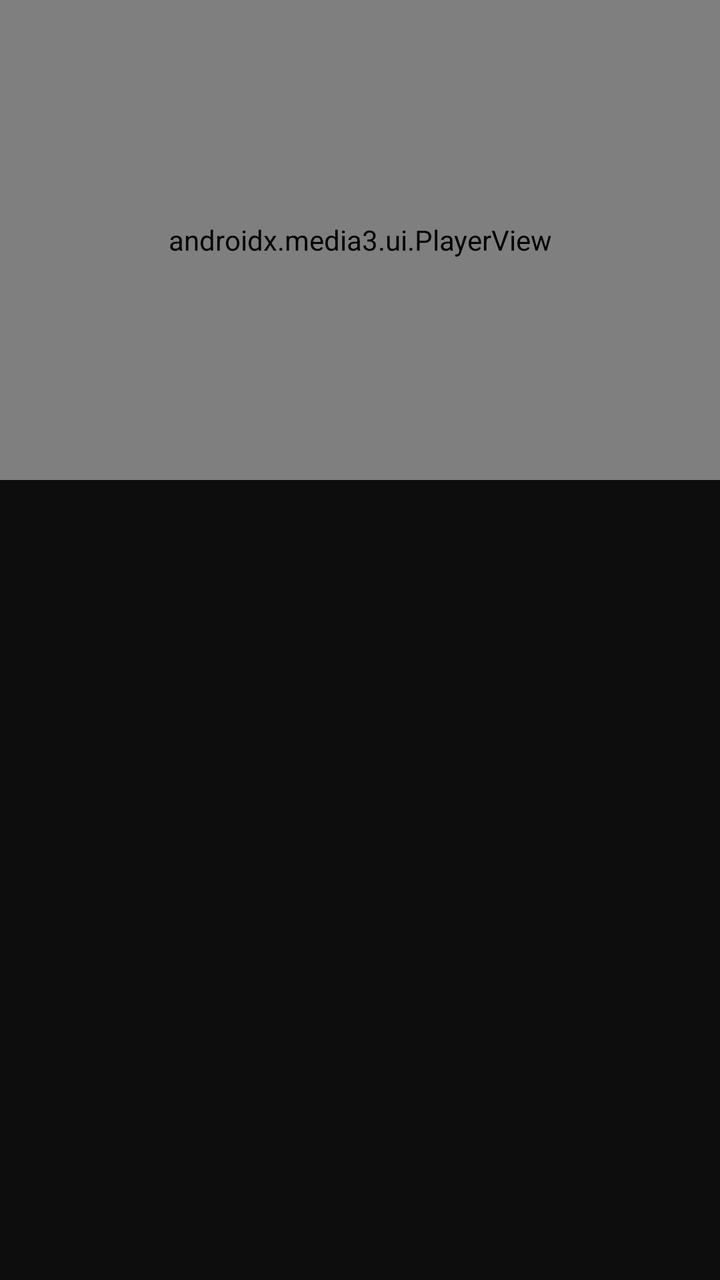
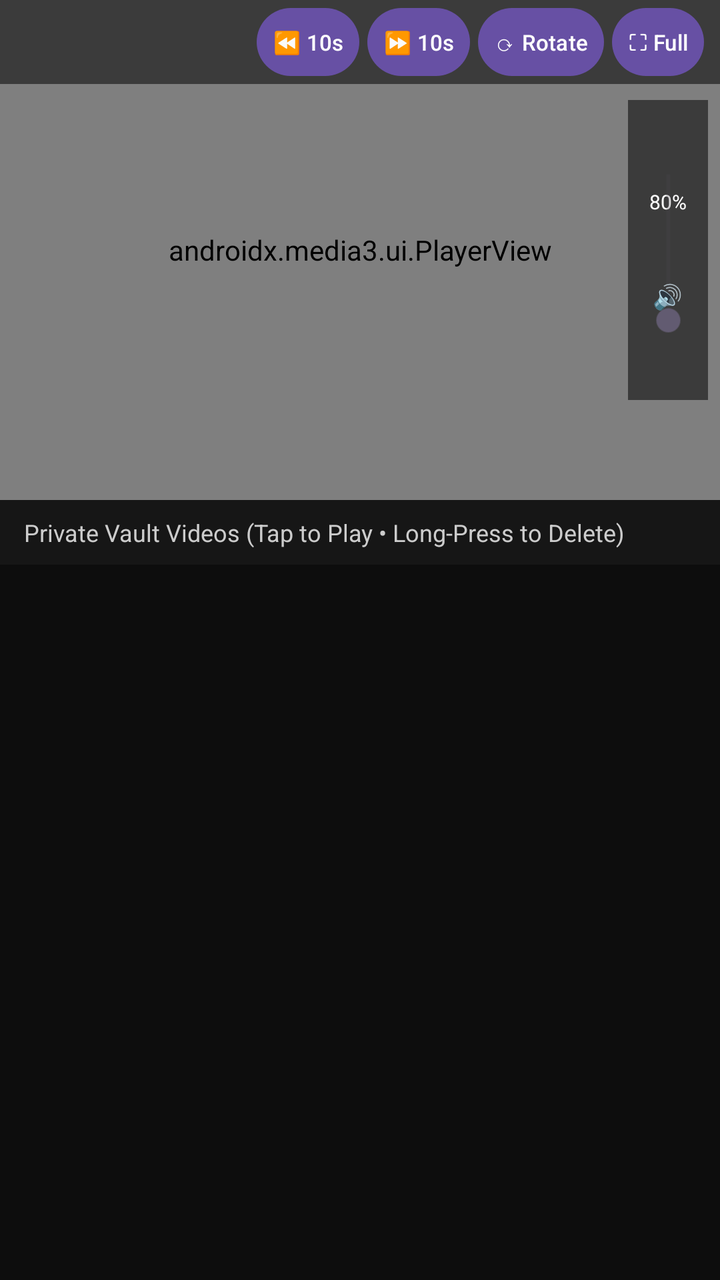

Screens rendered from an Android XML layout before and after an edit, with the pre-edit source and the edit as a unified diff.
<!-- AndroidManifest.xml: application theme Theme.Material3.DayNight.NoActionBar -->
<!-- res/layout/activity_vault_player.xml -->
<?xml version="1.0" encoding="utf-8"?>
<LinearLayout xmlns:android="http://schemas.android.com/apk/res/android"
    xmlns:app="http://schemas.android.com/apk/res-auto"
    android:layout_width="match_parent"
    android:layout_height="match_parent"
    android:orientation="vertical"
    android:background="#0D0D0D">

    <androidx.media3.ui.PlayerView
        android:id="@+id/playerView"
        android:layout_width="match_parent"
        android:layout_height="240dp"
        android:background="#000000"
        app:show_buffering="when_playing"
        app:use_controller="true" />

    <ListView
        android:id="@+id/downloadListView"
        android:layout_width="match_parent"
        android:layout_height="0dp"
        android:layout_weight="1"
        android:divider="#262626"
        android:dividerHeight="1dp"
        android:padding="8dp" />
</LinearLayout>
<!-- resources referenced by this layout -->
<resources>

</resources>

<!-- the commit's change to res/layout/activity_vault_player.xml (unified diff, before → after) -->
@@ -6,20 +6,137 @@
     android:orientation="vertical"
     android:background="#0D0D0D">
 
-    <androidx.media3.ui.PlayerView
-        android:id="@+id/playerView"
+    
+    <FrameLayout
+        android:id="@+id/playerContainer"
         android:layout_width="match_parent"
-        android:layout_height="240dp"
-        android:background="#000000"
-        app:show_buffering="when_playing"
-        app:use_controller="true" />
+        android:layout_height="250dp"
+        android:background="#000000">
 
-    <ListView
-        android:id="@+id/downloadListView"
+        <androidx.media3.ui.PlayerView
+            android:id="@+id/playerView"
+            android:layout_width="match_parent"
+            android:layout_height="match_parent"
+            app:show_buffering="when_playing"
+            app:use_controller="true" />
+
+        
+        <LinearLayout
+            android:layout_width="match_parent"
+            android:layout_height="wrap_content"
+            android:layout_gravity="top"
+            android:background="#88000000"
+            android:gravity="end|center_vertical"
+            android:orientation="horizontal"
+            android:paddingHorizontal="8dp"
+            android:paddingVertical="4dp">
+
+            <Button
+                android:id="@+id/btnRewind"
+                android:layout_width="wrap_content"
+                android:layout_height="34dp"
+                android:layout_marginEnd="4dp"
+                android:minWidth="0dp"
+                android:paddingHorizontal="8dp"
+                android:insetTop="0dp"
+                android:insetBottom="0dp"
+                android:text="⏪ 10s"
+                android:textSize="11sp" />
+
+            <Button
+                android:id="@+id/btnFastForward"
+                android:layout_width="wrap_content"
+                android:layout_height="34dp"
+                android:layout_marginEnd="4dp"
+                android:minWidth="0dp"
+                android:paddingHorizontal="8dp"
+                android:insetTop="0dp"
+                android:insetBottom="0dp"
+                android:text="⏩ 10s"
+                android:textSize="11sp" />
+
+            <Button
+                android:id="@+id/btnRotate"
+                android:layout_width="wrap_content"
+                android:layout_height="34dp"
+                android:layout_marginEnd="4dp"
+                android:minWidth="0dp"
+                android:paddingHorizontal="8dp"
+                android:insetTop="0dp"
+                android:insetBottom="0dp"
+                android:text="⟳ Rotate"
+                android:textSize="11sp" />
+
+            <Button
+                android:id="@+id/btnFullscreen"
+                android:layout_width="wrap_content"
+                android:layout_height="34dp"
+                android:minWidth="0dp"
+                android:paddingHorizontal="8dp"
+                android:insetTop="0dp"
+                android:insetBottom="0dp"
+                android:text="⛶ Full"
+                android:textSize="11sp" />
+        </LinearLayout>
+
+        
+        <LinearLayout
+            android:layout_width="40dp"
+            android:layout_height="150dp"
+            android:layout_gravity="end|center_vertical"
+            android:layout_marginEnd="6dp"
+            android:background="#88000000"
+            android:gravity="center"
+            android:orientation="vertical"
+            android:paddingVertical="6dp">
+
+            <TextView
+                android:id="@+id/tvVolumePct"
+                android:layout_width="wrap_content"
+                android:layout_height="wrap_content"
+                android:text="80%"
+                android:textColor="#FFFFFF"
+                android:textSize="10sp" />
+
+            <SeekBar
+                android:id="@+id/volumeSeekBar"
+                android:layout_width="105dp"
+                android:layout_height="32dp"
+                android:rotation="270" />
+
+            <TextView
+                android:layout_width="wrap_content"
+                android:layout_height="wrap_content"
+                android:text="🔊"
+                android:textSize="12sp" />
+        </LinearLayout>
+    </FrameLayout>
+
+    
+    <LinearLayout
+        android:id="@+id/vaultListSection"
         android:layout_width="match_parent"
         android:layout_height="0dp"
         android:layout_weight="1"
-        android:divider="#262626"
-        android:dividerHeight="1dp"
-        android:padding="8dp" />
+        android:orientation="vertical">
+
+        <TextView
+            android:layout_width="match_parent"
+            android:layout_height="wrap_content"
+            android:background="#161616"
+            android:paddingHorizontal="12dp"
+            android:paddingVertical="8dp"
+            android:text="Private Vault Videos (Tap to Play • Long-Press to Delete)"
+            android:textColor="#CCCCCC"
+            android:textSize="12sp" />
+
+        <ListView
+            android:id="@+id/downloadListView"
+            android:layout_width="match_parent"
+            android:layout_height="0dp"
+            android:layout_weight="1"
+            android:divider="#0D0D0D"
+            android:dividerHeight="6dp"
+            android:padding="8dp" />
+    </LinearLayout>
 </LinearLayout>
